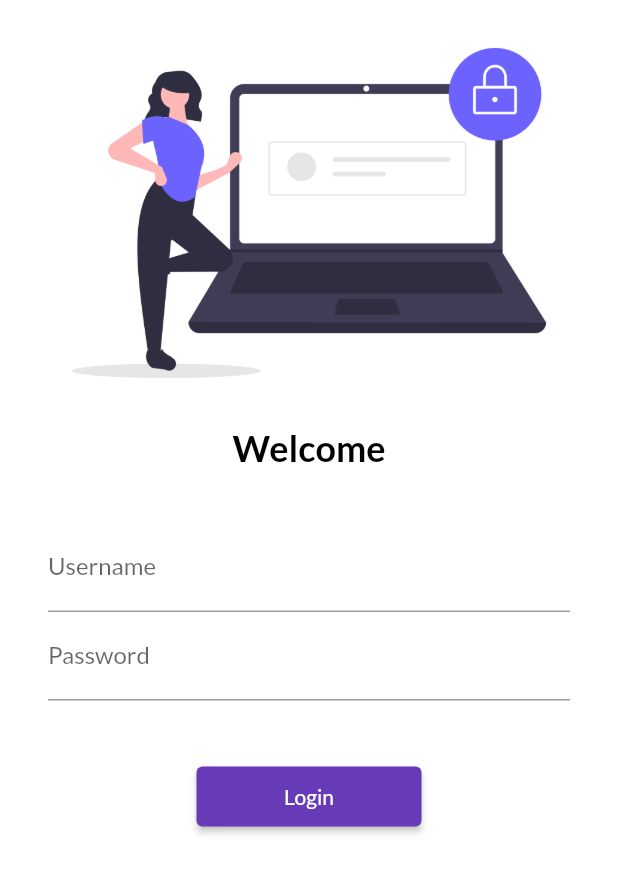
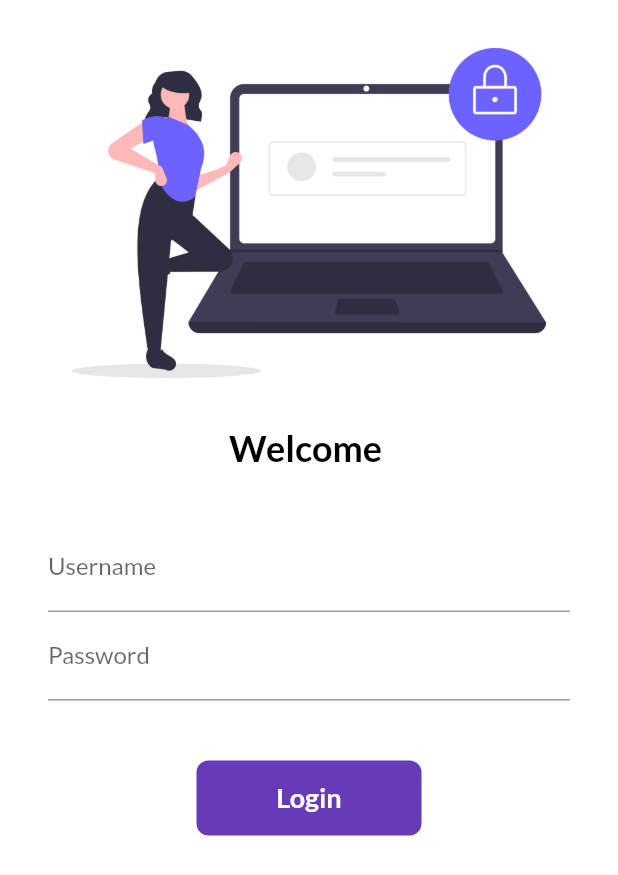
Before and after one commit to Dhwanit07/Flutter-Catalog, a Flutter app: the screen it shows after launch, on a phone screen of 412 x 824 dp. Shown: the top 875 px of the screen. Run offline on Flutter 3.47's test engine with Material 2 defaults, Android fonts, the phone set to English and light mode, and no system bars; our stand-ins replace google_fonts.

Commit message:
Day 6 Completed

```diff
--- a/lib/Pages/login_page.dart
+++ b/lib/Pages/login_page.dart
@@ -1,9 +1,16 @@
 import 'package:flutter/material.dart';
 import 'package:flutter_catalog/utils/routes.dart';
 
-class LoginPage extends StatelessWidget {
+class LoginPage extends StatefulWidget {
   const LoginPage({Key? key}) : super(key: key);
 
+  @override
+  State<LoginPage> createState() => _LoginPageState();
+}
+
+class _LoginPageState extends State<LoginPage> {
+  String name = "";
+  bool changeButton = false;
   @override
   Widget build(BuildContext context) {
     return Material(
@@ -15,9 +22,9 @@ class LoginPage extends StatelessWidget {
               "assets/images/login_image.png",
               fit: BoxFit.cover,
             ),
-            const Text(
-              "Welcome",
-              style: TextStyle(
+            Text(
+              "Welcome $name",
+              style: const TextStyle(
                 fontSize: 24,
                 fontWeight: FontWeight.bold,
                 color: Colors.black,
@@ -35,6 +42,10 @@ class LoginPage extends StatelessWidget {
                       hintText: "Enter username",
                       labelText: "Username",
                     ),
+                    onChanged: (value) {
+                      name = value;
+                      setState(() {});
+                    },
                   ),
                   TextFormField(
                     obscureText: true,
@@ -46,16 +57,52 @@ class LoginPage extends StatelessWidget {
                   const SizedBox(
                     height: 40.0,
                   ),
-                  ElevatedButton(
-                    style: TextButton.styleFrom(
-                      minimumSize: const Size(150, 40),
-                    ),
-                    onPressed: () {
+                  InkWell(
+                    onTap: () async {
+                      setState(() {
+                        // Navigator.pushNamed(context, MyRoutes.homeRoute);
+                        changeButton = true;
+                      });
+                      await Future.delayed(const Duration(seconds: 1));
                       Navigator.pushNamed(context, MyRoutes.homeRoute);
                     },
-                    child: const Text("Login"),
+                    child: AnimatedContainer(
+                      duration: const Duration(seconds: 1),
+                      width: changeButton ? 50 : 150,
+                      height: 50,
+                      alignment: Alignment.center,
+                      decoration: BoxDecoration(
+                          color: Colors.deepPurple,
+                          // shape:
+                          //     changeButton ? BoxShape.circle : BoxShape.rectangle,
+                          borderRadius:
+                              BorderRadius.circular(changeButton ? 50 : 8)),
+                      child: changeButton
+                          ? const Icon(
+                              Icons.done,
+                              color: Colors.white,
+                            )
+                          : const Text(
+                              "Login",
+                              style: TextStyle(
+                                color: Colors.white,
+                                fontSize: 18,
+                                fontWeight: FontWeight.bold,
+                              ),
+                            ),
+                    ),
                   ),
                 ],
+
+                // ElevatedButton(
+                //   style: TextButton.styleFrom(
+                //     minimumSize: const Size(150, 40),
+                //   ),
+                //   onPressed: () {
+                //     Navigator.pushNamed(context, MyRoutes.homeRoute);
+                //   },
+                //   child: const Text("Login"),
+                // ),
               ),
             )
           ],
```
